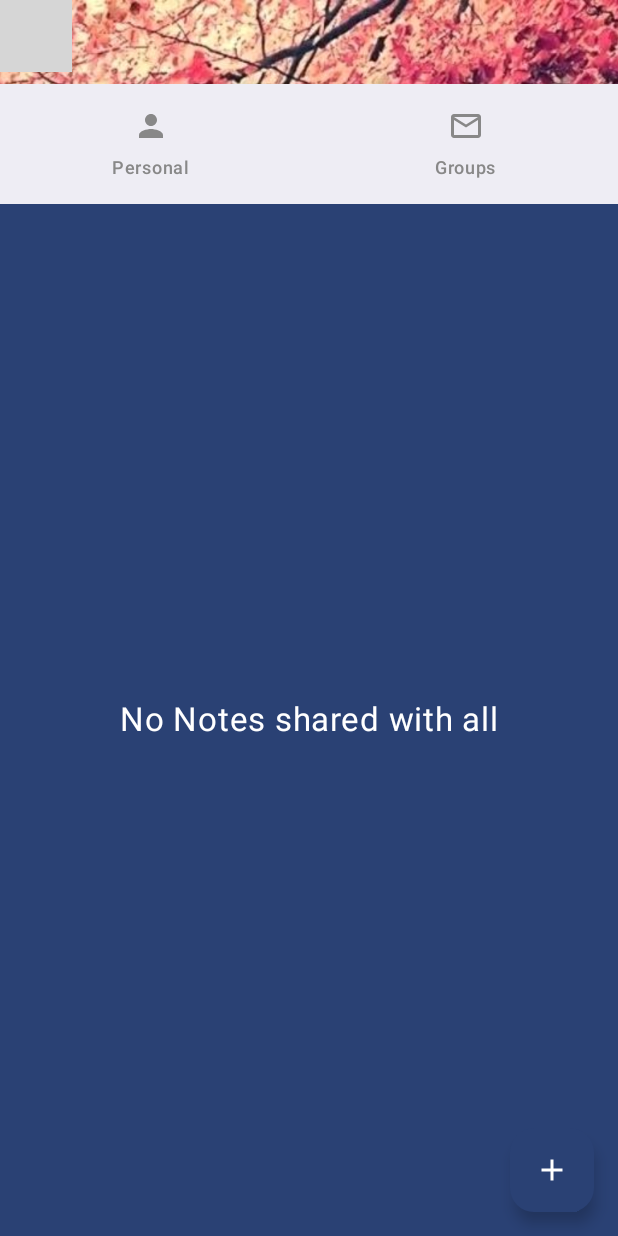
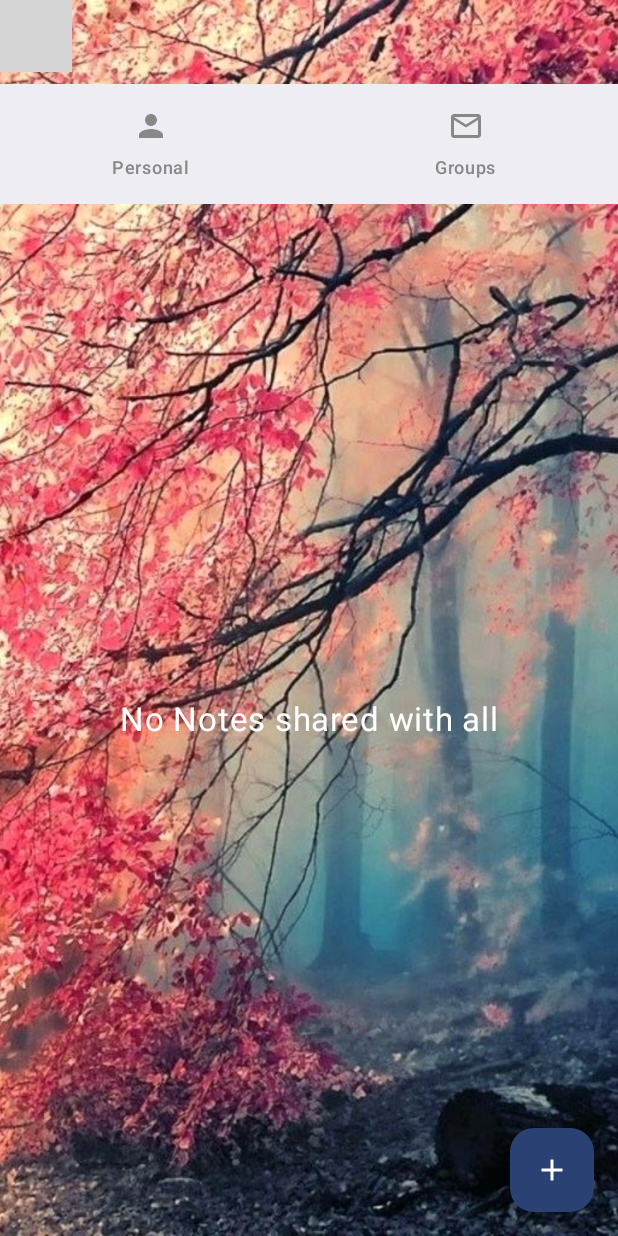
Before and after one commit to AsH1605/WeCal, an Android app built with Jetpack Compose: the FirestoreScreen screen opened through its navigation route, on a phone screen of 412 x 824 dp. Run offline under Robolectric (Android 15) with nearby library versions, the light colour scheme and no system bars; our stand-ins replace Dagger/Hilt's generated code, Firebase (no records; nobody signed in at launch, a user with empty details on screens opened directly); 2 statements that could not run were skipped; grey boxes are pictures that could not be loaded.

Commit message:
Background color changed to transparent

```diff
--- a/app/src/main/java/com/example/calender/MainActivity.kt
+++ b/app/src/main/java/com/example/calender/MainActivity.kt
@@ -68,7 +68,9 @@ class MainActivity : ComponentActivity() {
                     Column {
                         WeatherScreen(viewModel)
                         Spacer(modifier = Modifier.height(8.dp))
-                        CustomBottomAppBar(navController = navController)
+                        CustomBottomAppBar(
+                            navController = navController
+                        )
                         BottomNavGraph(navController = navController)
                     }
                 }
--- a/app/src/main/java/com/example/calender/presentation/ui/component/Notes/NoteScreen.kt
+++ b/app/src/main/java/com/example/calender/presentation/ui/component/Notes/NoteScreen.kt
@@ -5,6 +5,7 @@ import androidx.compose.animation.fadeIn
 import androidx.compose.animation.fadeOut
 import androidx.compose.animation.scaleIn
 import androidx.compose.animation.scaleOut
+import androidx.compose.foundation.background
 import androidx.compose.foundation.layout.Arrangement
 import androidx.compose.foundation.layout.Box
 import androidx.compose.foundation.layout.Column
@@ -93,7 +94,7 @@ fun NotesScreen(
         }
     }
     Scaffold(
-        containerColor = MaterialTheme.colorScheme.primary,
+        containerColor = Color.Transparent,
         floatingActionButton = {
             FloatingActionButton(
                 onClick = { setDialogOpen(true) },
--- a/app/src/main/java/com/example/calender/presentation/ui/component/firebaseNotes/FirestoreScreen.kt
+++ b/app/src/main/java/com/example/calender/presentation/ui/component/firebaseNotes/FirestoreScreen.kt
@@ -88,7 +88,7 @@ fun FirestoreScreen(
         }
     }
     Scaffold(
-        containerColor = MaterialTheme.colorScheme.primary,
+        containerColor = Color.Transparent,
         floatingActionButton = {
             FloatingActionButton(
                 onClick = { setDialogOpen(true) },
```
